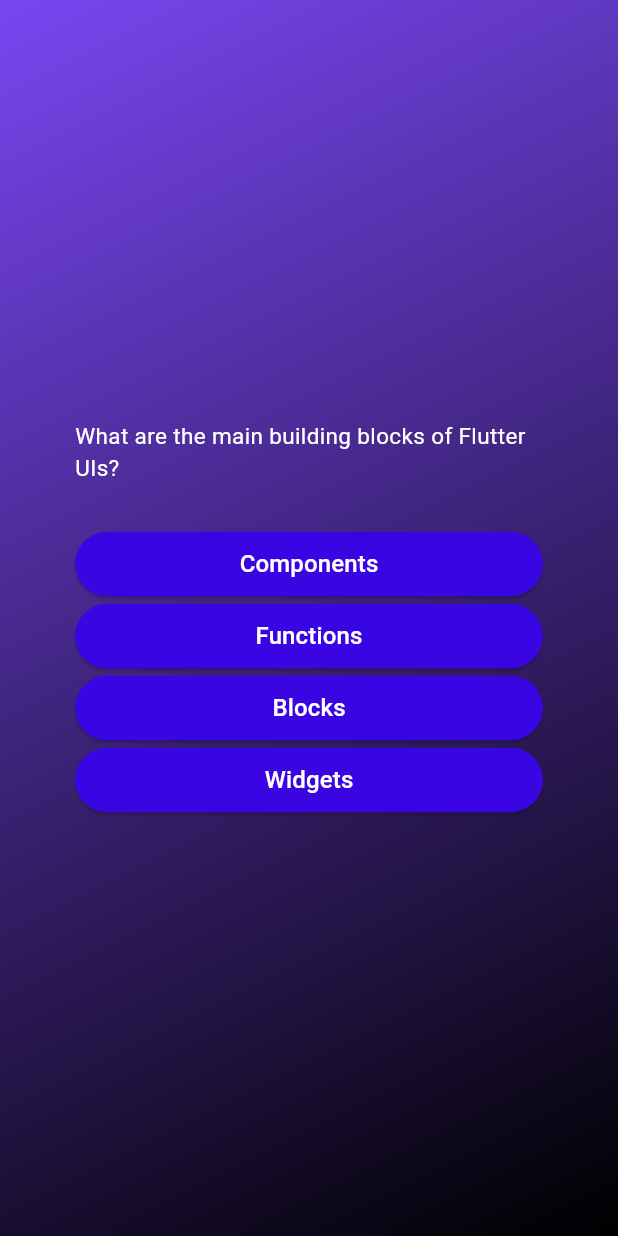
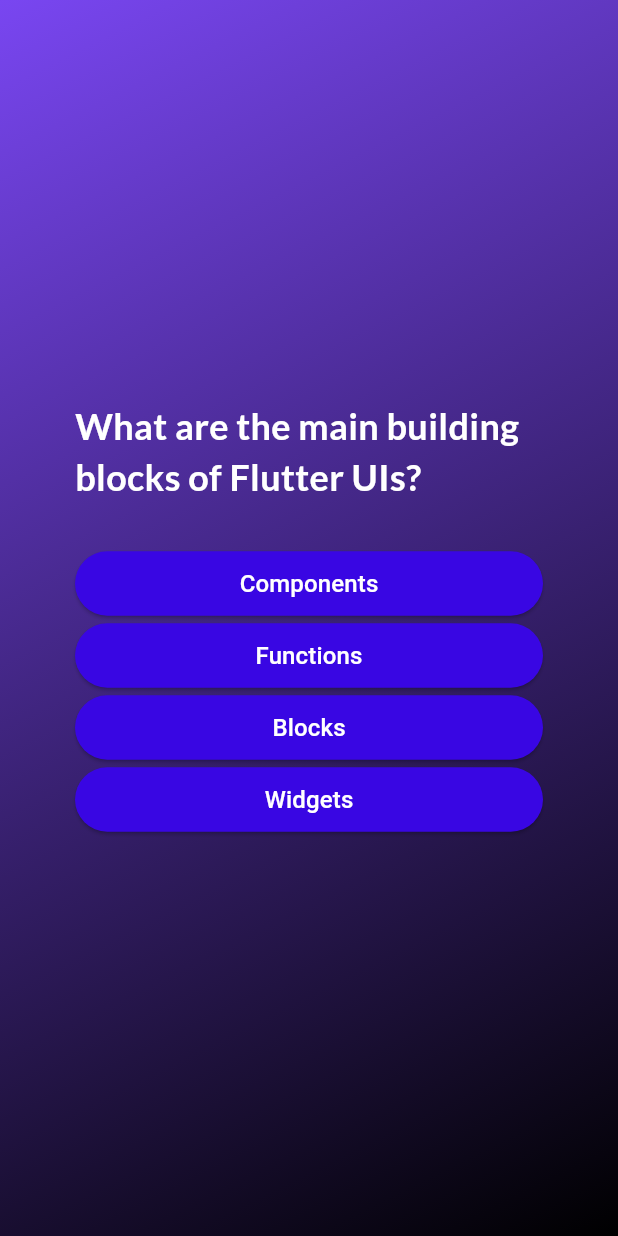
Before and after one commit to panduputrariadi/2-quiz-app-flutter, a Flutter app: the screen it shows after launch, after a tap on "Start Quiz", on a phone screen of 412 x 824 dp. Run offline on Flutter 3.47's test engine with Material 3 defaults, Android fonts, the phone set to English and light mode, and no system bars; our stand-ins replace google_fonts.

Commit message:
package google font

```diff
--- a/lib/question_quiz.dart
+++ b/lib/question_quiz.dart
@@ -1,4 +1,5 @@
 import 'package:flutter/material.dart';
+import 'package:google_fonts/google_fonts.dart';
 import 'package:quiz_app/components/answer_button.dart';
 import 'package:quiz_app/data/question.dart';
 
@@ -31,9 +32,14 @@ class _QuestionQuizState extends State<QuestionQuiz> {
           children: [
             Text(
               dataArrayQuestion.text,
-              style: const TextStyle(
-                fontSize: 15,
+              // style: const TextStyle(
+              //   fontSize: 15,
+              //   color: Colors.white,
+              // ),
+              style: GoogleFonts.lato(
                 color: Colors.white,
+                fontSize: 24,
+                fontWeight: FontWeight.bold,
               ),
             ),
             const SizedBox(
--- a/pubspec.yaml
+++ b/pubspec.yaml
@@ -35,6 +35,7 @@ dependencies:
   # The following adds the Cupertino Icons font to your application.
   # Use with the CupertinoIcons class for iOS style icons.
   cupertino_icons: ^1.0.8
+  google_fonts: ^6.2.1
 
 dev_dependencies:
   flutter_test:
```
Also changed, not shown: pubspec.lock, 7 other files.
